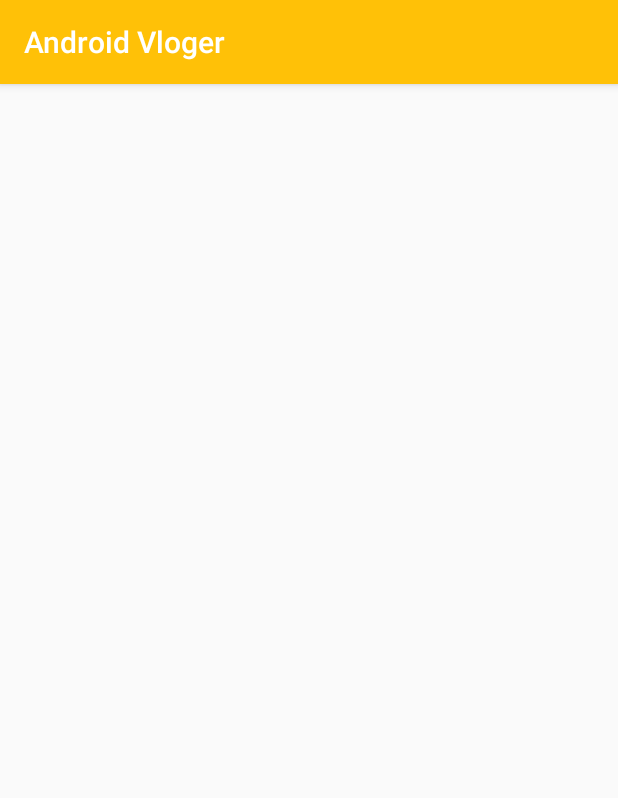
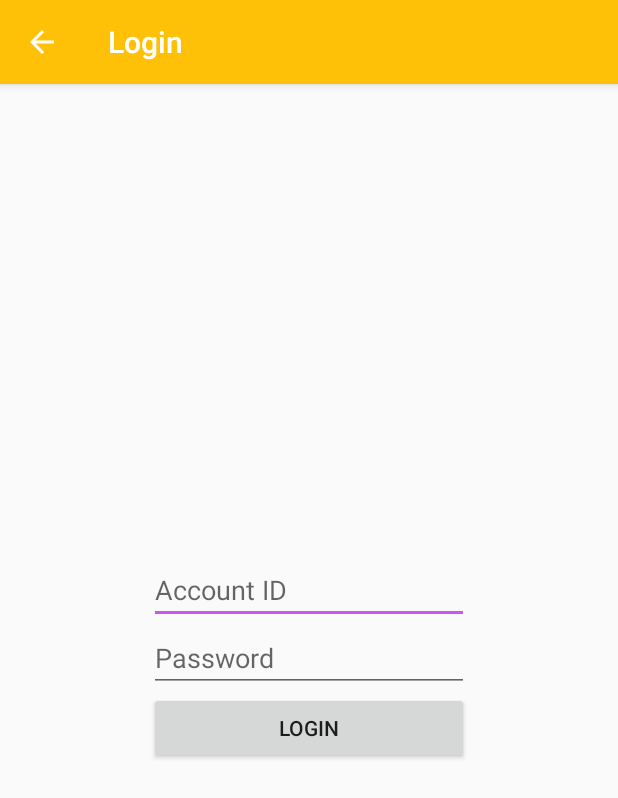
Before and after one commit to ls4154/Android-Vloger, an Android app: the LoginActivity screen opened directly, with no data from a screen before it, on a phone screen of 412 x 824 dp. Shown: the top 798 px of the screen. Run offline under Robolectric (Android 15) with nearby library versions, the phone set to English and light mode, and no system bars; 1 statement that could not run was skipped.

Commit message:
Add login

```diff
--- a/app/src/main/res/layout/activity_login.xml
+++ b/app/src/main/res/layout/activity_login.xml
@@ -6,4 +6,36 @@
     android:layout_height="match_parent"
     tools:context=".LoginActivity">
 
+    <LinearLayout
+        android:layout_width="wrap_content"
+        android:layout_height="wrap_content"
+        android:orientation="vertical"
+        app:layout_constraintBottom_toBottomOf="parent"
+        app:layout_constraintLeft_toLeftOf="parent"
+        app:layout_constraintRight_toRightOf="parent"
+        app:layout_constraintTop_toTopOf="parent">
+
+        <EditText
+            android:id="@+id/et_login_id"
+            android:layout_width="match_parent"
+            android:layout_height="wrap_content"
+            android:ems="10"
+            android:hint="Account ID"
+            android:inputType="textPersonName" />
+
+        <EditText
+            android:id="@+id/et_login_pw"
+            android:layout_width="match_parent"
+            android:layout_height="wrap_content"
+            android:ems="10"
+            android:hint="Password"
+            android:inputType="numberPassword" />
+
+        <Button
+            android:id="@+id/btn_login_send"
+            android:layout_width="match_parent"
+            android:layout_height="wrap_content"
+            android:text="Login" />
+
+    </LinearLayout>
 </android.support.constraint.ConstraintLayout>
```
Also changed, not shown: app/src/main/java/com/example/androidvloger/LoginActivity.java (+122 -0 lines), app/src/main/java/com/example/androidvloger/SignupActivity.java (+5 -5 lines).
